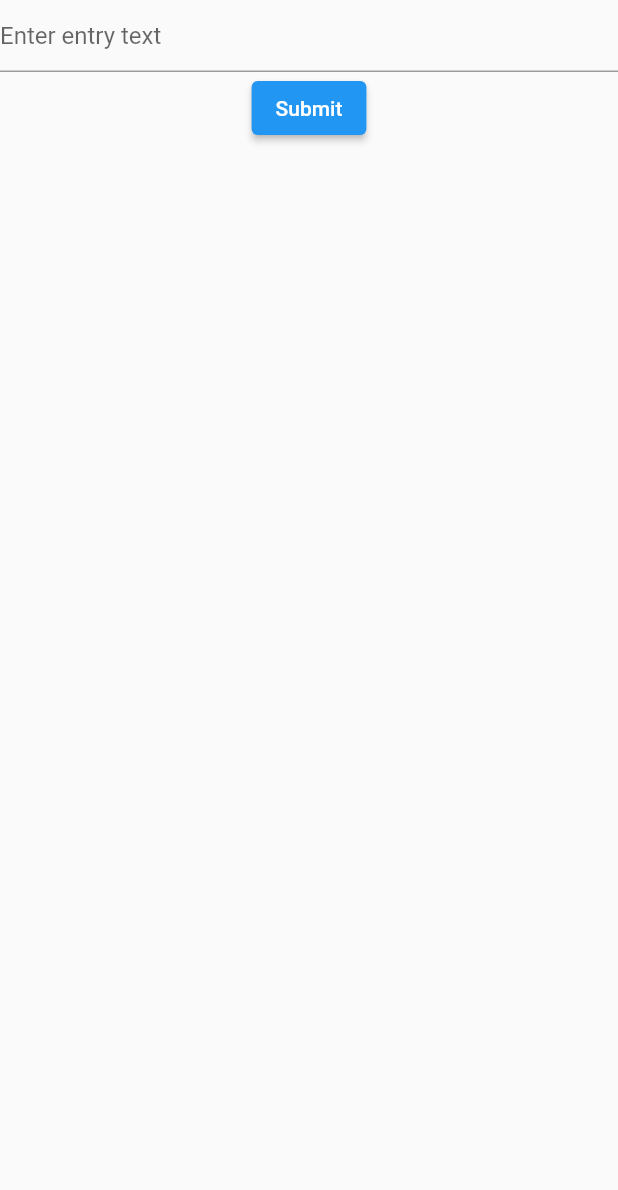
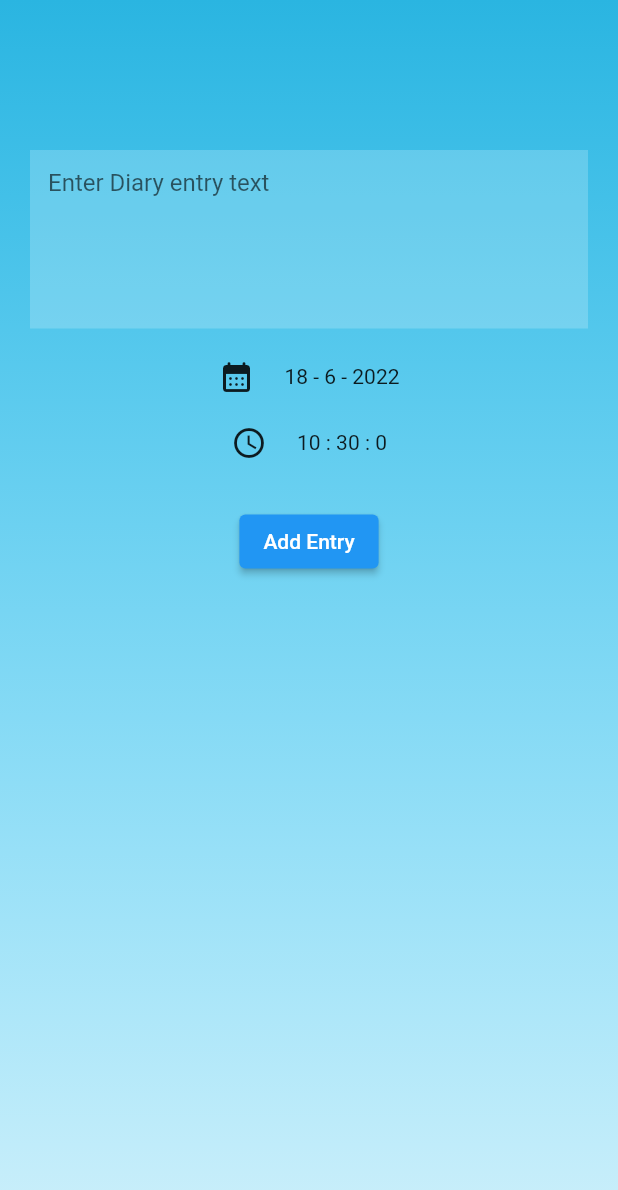
Before and after one commit to Naman-Priyadarshi/ForMente, a Flutter app: the AddDiaryEntry screen opened directly, on a phone screen of 412 x 824 dp. Shown: the top 1190 px of the screen. Run offline on Flutter 3.47's test engine with Material 2 defaults, Android fonts, the phone set to English and light mode, and no system bars; our stand-ins replace cloud_firestore, date_format, firebase_auth, firebase_core, flutter_datetime_picker; accounts and stored records are empty; statements that could not run were skipped.

Commit message:
Create Add Diary Entry Screen, use DateTime Pciker

```diff
--- a/formente/lib/Screens/Home/addDiaryEntry.dart
+++ b/formente/lib/Screens/Home/addDiaryEntry.dart
@@ -1,8 +1,11 @@
 import 'package:flutter/material.dart';
+import 'package:flutter_datetime_picker/flutter_datetime_picker.dart';
 import 'package:formente/Models/diaryEntry.dart';
 import 'package:formente/Providers/user.dart';
 import 'package:formente/Services/user.dart';
 import 'package:provider/provider.dart';
+
+import '../../Shared/date_time_picker.dart';
 
 class AddDiaryEntry extends StatefulWidget {
   const AddDiaryEntry({Key? key}) : super(key: key);
@@ -12,41 +15,147 @@ class AddDiaryEntry extends StatefulWidget {
 }
 
 class _AddDiaryEntryState extends State<AddDiaryEntry> {
+  DateTime _current = DateTime.now();
+  int _year = DateTime.now().year;
+  int _month = DateTime.now().month;
+  int _day = DateTime.now().day;
+  int _hour = DateTime.now().hour;
+  int _minute = DateTime.now().minute;
+  int _second = DateTime.now().second;
+
+
   DiaryEntryModel? entry;
   final _formkey = GlobalKey<FormState>();
   String _entryText = "";
-  DateTime _dateTime = DateTime.now();
   UserServices _userServices = UserServices();
+
+  @override
+  void initState() {
+    super.initState();
+  }
+
   @override
   Widget build(BuildContext context) {
     final userProvider = Provider.of<UserProvider>(context);
     return Scaffold(
-      body: Form(
+      body: SingleChildScrollView(
+        child: Container(
+          height: MediaQuery.of(context).size.height,
+          decoration: BoxDecoration(
+              gradient: LinearGradient(
+                  colors:[Color(0xff2AB5E1),Color(0xff19C5FC).withOpacity(0.2)],
+                  begin: Alignment.topCenter,
+                  end: Alignment.bottomCenter
+              )
+          ),
+          //https://enappd.com/blog/building-a-flutter-datetime-picker/55/
+          child: Padding(
+            padding: const EdgeInsets.symmetric(vertical: 100,horizontal: 20),
+            child: Form(
+              key: _formkey,
               child: Column(
                 children: [
                   TextFormField(
                     decoration: InputDecoration(
-                hintText: "Enter entry text"
+                      fillColor: Colors.white.withOpacity(0.2),
+                      filled: true,
+                      hintText: 'Enter Diary entry text',
+                      border: InputBorder.none,
+                      focusedBorder: OutlineInputBorder(
+                          borderRadius: BorderRadius.all(Radius.circular(5.0)),
+                          borderSide: BorderSide(color: Colors.blue)),
                     ),
                     onChanged: (val){
                       setState((){
                         _entryText = val;
                       });
                     },
+                    maxLines: 5,
                   ),
+                  SizedBox(height: 20,),
+                  GestureDetector(
+                    onTap: () {
+                      DatePicker.showDatePicker(context,
+                        theme: DatePickerTheme(
+                          containerHeight: 210.0,
+                        ),
+                        showTitleActions: true,
+                        minTime: DateTime(_year-1, 1, 1,0,0,0),
+                        maxTime: DateTime(_year, _month, _day,_hour,_minute,_second),
+                        onConfirm: (date) {
+                          print('confirm $date');
+                          _year = date.year;
+                          _month = date.month;
+                          _day = date.day;
+                          setState(() {});
+                        },
+                        currentTime: DateTime.now(),
+                        locale: LocaleType.en,
+                      );
+                    },
+                    child: Container(
+                      child: Row(
+                        mainAxisAlignment: MainAxisAlignment.center,
+                        children: [
+                          Icon(
+                            Icons.calendar_month_rounded
+                          ),
+                          SizedBox(width: 20,),
+                          Text(
+                            "${_day} - ${_month} - ${_year}"
+                          ),
+                        ],
+                      ),
+                    ),
+                  ),
+                  SizedBox(height: 20,),
+                  GestureDetector(
+                    onTap: () {
+                      DatePicker.showTimePicker(context,
+                          theme: DatePickerTheme(
+                            containerHeight: 210.0,
+                          ),
+                          showTitleActions: true, onConfirm: (time) {
+                            print('confirm $time');
+                            _hour = time.hour;
+                            _minute = time.minute;
+                            _second = time.second;
+                            setState(() {});
+                          }, currentTime: DateTime.now(), locale: LocaleType.en);
+                      setState(() {});
+                    },
+                    child: Container(
+                      child: Row(
+                        mainAxisAlignment: MainAxisAlignment.center,
+                        children: [
+                          Icon(
+                              Icons.access_time
+                          ),
+                          SizedBox(width: 20,),
+                          Text(
+                              "${_hour} : ${_minute} : ${_second}"
+                          ),
+                        ],
+                      ),
+                    ),
+                  ),
+                  SizedBox(height: 30,),
                   ElevatedButton(
                       onPressed: ()async{
-                  DiaryEntryModel entry = DiaryEntryModel(_entryText, _dateTime);
+                        DiaryEntryModel entry = DiaryEntryModel(_entryText, DateTime(_year,_month,_day,_hour,_minute,_second));
                         await userProvider.addToEntries(diaryEntry: entry);
                         print("Added to entries!");
                         Navigator.pop(context);
                       },
-                child: Text("Submit"),
+                      child: Text("Add Entry"),
                   )
                 ],
               ),
 
             ),
+          ),
+        ),
+      ),
     );
   }
 }
--- a/formente/pubspec.yaml
+++ b/formente/pubspec.yaml
@@ -39,6 +39,8 @@ dependencies:
   firebase_auth: ^3.3.20
   firebase_core: ^1.18.0
   provider: ^6.0.3
+  date_format: ^2.0.6
+  flutter_datetime_picker: ^1.5.1
 
 dev_dependencies:
   flutter_test:
```
Also changed, not shown: formente/lib/Screens/Home/home.dart (+9 -1 lines), formente/lib/Shared/date_time_picker.dart (added, +169 -0 lines), formente/pubspec.lock. Lines whose indentation alone changed are shown as unchanged.
